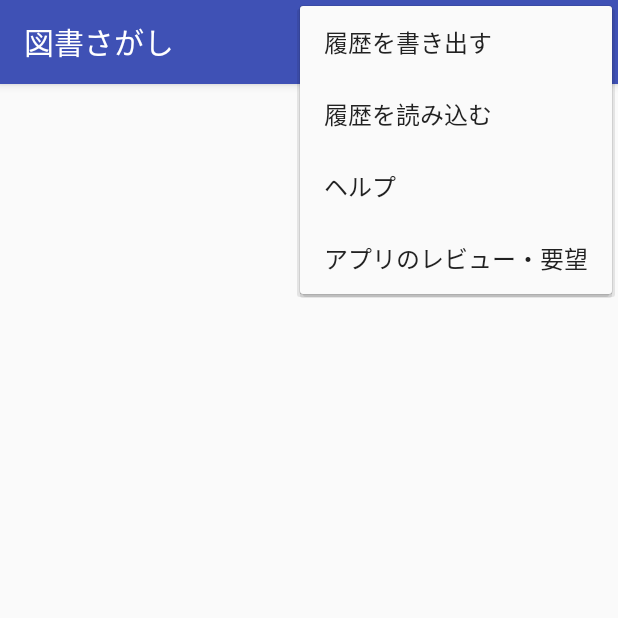
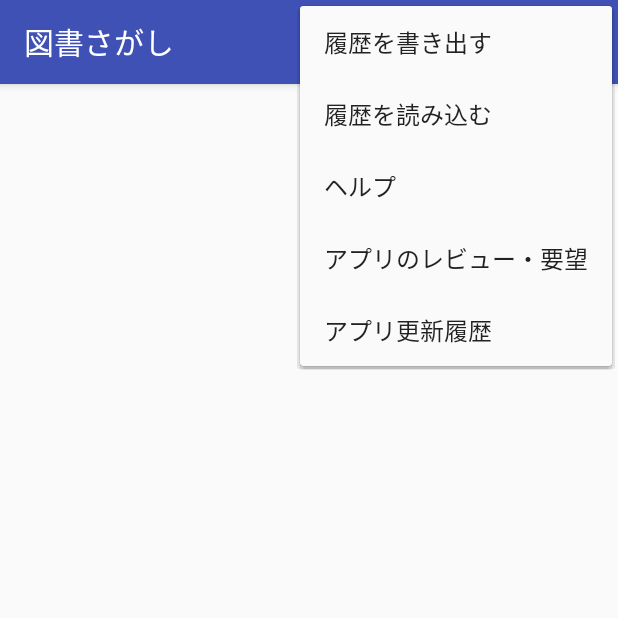
Before and after one commit to rydeenworks/MyBookSearch, an Android app: the screen it shows after launch (SearchBookActivity), with the options menu open, on a phone screen of 412 x 824 dp, the top half of it. Run offline under Robolectric (Android 15) with nearby library versions, the phone set to English and light mode, and no system bars; our stand-ins replace Dagger/Hilt's generated code, navigation-ui.

Commit message:
アプリメニューからアプリ更新履歴を表示するように修正

```diff
--- a/app/src/main/java/com/rydeenworks/mybooksearch/ui/AppMenu.kt
+++ b/app/src/main/java/com/rydeenworks/mybooksearch/ui/AppMenu.kt
@@ -9,6 +9,7 @@ import com.rydeenworks.mybooksearch.ui.customerservice.ReviewDialog
 import com.rydeenworks.mybooksearch.ui.historypage.IHistoryPage
 import com.rydeenworks.mybooksearch.usecase.bookbackup.ExportBookList
 import com.rydeenworks.mybooksearch.usecase.bookbackup.ImportBookList
+import com.rydeenworks.mybooksearch.usecase.customerservice.ShowAppHistoryPage
 import com.rydeenworks.mybooksearch.usecase.customerservice.ShowHelpPage
 
 class AppMenu(
@@ -42,6 +43,9 @@ class AppMenu(
                 val reviewDialog = ReviewDialog(activity)
                 reviewDialog.showDialog()
             }
+            R.id.menu_show_history_page -> {
+                ShowAppHistoryPage(activity).handle()
+            }
         }
         return true
     }
--- a/app/src/main/res/menu/menu_main.xml
+++ b/app/src/main/res/menu/menu_main.xml
@@ -15,4 +15,7 @@
     <item android:id="@+id/menu_app_review"
         android:title="アプリのレビュー・要望">
     </item>
+    <item android:id="@+id/menu_show_history_page"
+        android:title="アプリ更新履歴">
+    </item>
 </menu>
```
Also changed, not shown: app/src/main/java/com/rydeenworks/mybooksearch/usecase/customerservice/ShowAppHistoryPage.kt (added, +16 -0 lines).
